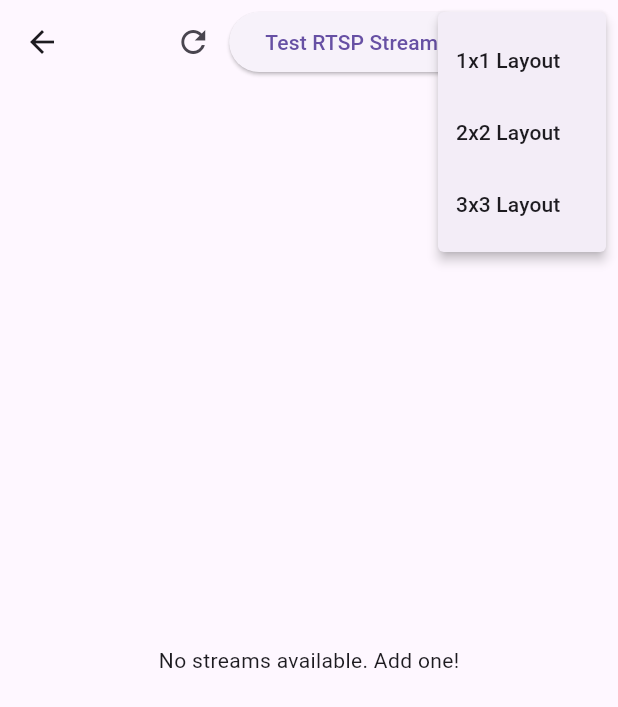
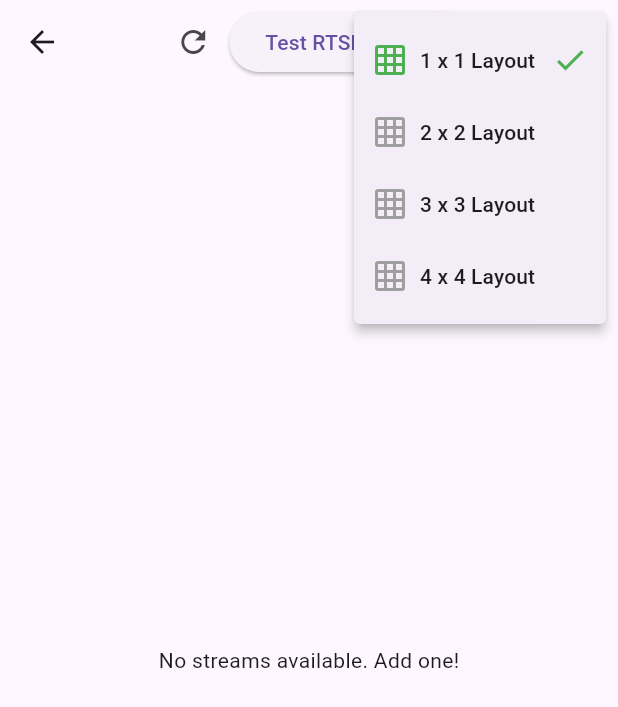
Before and after one commit to Dbsindia/VMS_flutter, a Flutter app: the MultiStreamScreen screen opened directly, after a tap on the "grid view" icon, on a phone screen of 412 x 824 dp. Shown: the top 707 px of the screen. Run offline on Flutter 3.47's test engine with Material 3 defaults, Android fonts, the light colour scheme and no system bars; our stand-ins replace animated_toggle_switch, cloud_firestore, firebase_core, firebase_storage, flutter_blue_plus, visibility_detector; missing offline and left inert: easy_onvif, flutter_vlc_player, google_api_availability, mobile_scanner, ping_discover_network_forked; accounts and stored records are empty.

Commit message:
9 Dec UI Improvement

```diff
--- a/lib/screens/multi_stream_screen.dart
+++ b/lib/screens/multi_stream_screen.dart
@@ -181,14 +181,37 @@ class _MultiStreamScreenState extends State<MultiStreamScreen> {
             icon: const Icon(Icons.grid_view),
             tooltip: "Change Layout",
             onSelected: (value) {
-              streamProvider.updateGridLayout(value);
-              _showSnackBar("Layout changed to $value x $value");
+              if (value >= 1 && value <= 4) {
+                streamProvider.updateGridLayout(value);
+                _showSnackBar("Layout changed to $value x $value");
+              } else {
+                _showSnackBar("Invalid layout selection.");
+              }
             },
-            itemBuilder: (context) => [
-              const PopupMenuItem(value: 1, child: Text("1x1 Layout")),
-              const PopupMenuItem(value: 2, child: Text("2x2 Layout")),
-              const PopupMenuItem(value: 3, child: Text("3x3 Layout")),
-            ],
+            itemBuilder: (context) {
+              final layoutOptions = [1, 2, 3, 4];
+              return layoutOptions.map((value) {
+                final isSelected = value == streamProvider.gridCount;
+                return PopupMenuItem(
+                  value: value,
+                  child: Row(
+                    mainAxisAlignment: MainAxisAlignment.spaceBetween,
+                    children: [
+                      Row(
+                        children: [
+                          Icon(Icons.grid_on,
+                              color: isSelected ? Colors.green : Colors.grey),
+                          const SizedBox(width: 8.0),
+                          Text("$value x $value Layout"),
+                        ],
+                      ),
+                      if (isSelected)
+                        const Icon(Icons.check, color: Colors.green),
+                    ],
+                  ),
+                );
+              }).toList();
+            },
           ),
         ],
       ),
```
Also changed, not shown: lib/screens/mock/simple_vlc.dart (+18 -1 lines), lib/screens/network_cameras_screen.dart (+4 -8 lines), lib/widgets/stream_card.dart (+16 -8 lines).
